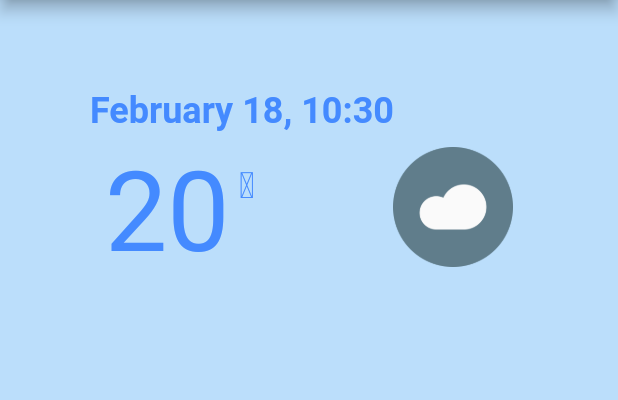
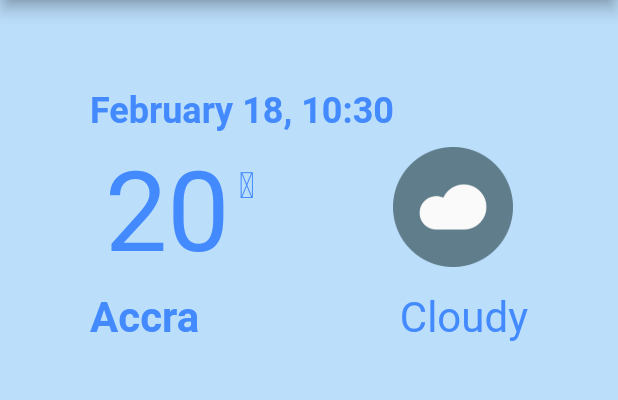
Before and after one commit to maxgdev/weather_app, a Flutter app: the screen it shows after launch, on a phone screen of 412 x 824 dp, the part 84-484 px from its top. Run offline on Flutter 3.47's test engine with Material 2 defaults, Android fonts, the phone set to English and light mode, and no system bars.

Commit message:
Extracted Widgets to seperate file weather.dart

```diff
--- a/lib/main.dart
+++ b/lib/main.dart
@@ -1,6 +1,6 @@
 import 'package:flutter/material.dart';
-import 'package:intl/intl.dart';
-
+// import 'package:intl/intl.dart';
+import './weather.dart';
 void main() {
   runApp(MyApp());
 }
@@ -42,48 +42,10 @@ class _MyHomePageState extends State<MyHomePage> {
             crossAxisAlignment: CrossAxisAlignment.start,
             children: [
               dateWidget,
-              temperatureWidget
+              temperatureWidget,
+              descriptionWidget
             ],
           ),
         ));
   }
 }
-
-// Widgets - export to seperate file
-Widget dateWidget = Container(
-  child: Text(
-    DateFormat('MMMM d, H:mm').format(DateTime.now()),
-    style: TextStyle(
-        color: Colors.blueAccent, fontWeight: FontWeight.bold, fontSize: 24),
-  ),
-);
-
-Widget temperatureWidget = Container(
-  padding: EdgeInsets.symmetric(vertical: 10, horizontal: 10),
-  child: Row(
-    crossAxisAlignment: CrossAxisAlignment.start,
-    children: [
-      Text('20', // temperature
-      style: TextStyle(fontSize: 74,color: Colors.blueAccent),),
-      // Text('\u2103',style: TextStyle(fontSize: 74,color: Colors.blueAccent)),
-      Expanded(
-            child: Container(
-              padding: EdgeInsets.only(
-                top: 12.0,
-              ),
-              margin: EdgeInsets.only(
-                left: 6.0,
-              ),
-              child: Text(
-                '\u2103', // celsius unicode
-                style: TextStyle(
-                  fontSize: 24.0,
-                  color: Colors.blueAccent
-                ),
-              ),
-            ),
-          ),
-      Image.asset('images/cloudy.png', width: 80, height: 80, fit: BoxFit.cover,)
-    ],
-  ),
-);
--- a/lib/weather.dart
+++ b/lib/weather.dart
@@ -0,0 +1,66 @@
+// Widgets file
+import 'package:flutter/material.dart';
+import 'package:intl/intl.dart';
+
+Widget dateWidget = Container(
+  child: Text(
+    DateFormat('MMMM d, H:mm').format(DateTime.now()),
+    style: TextStyle(
+        color: Colors.blueAccent, fontWeight: FontWeight.bold, fontSize: 24),
+  ),
+);
+
+Widget temperatureWidget = Container(
+  padding: EdgeInsets.symmetric(vertical: 10, horizontal: 10),
+  child: Row(
+    crossAxisAlignment: CrossAxisAlignment.start,
+    children: [
+      Text('20', // temperature
+      style: TextStyle(fontSize: 74,color: Colors.blueAccent),),
+      Expanded(
+            child: Container(
+              padding: EdgeInsets.only(
+                top: 12.0,
+              ),
+              margin: EdgeInsets.only(
+                left: 6.0,
+              ),
+              child: Text(
+                '\u2103', // celsius unicode
+                style: TextStyle(
+                  fontSize: 24.0,
+                  color: Colors.blueAccent
+                ),
+              ),
+            ),
+          ),
+      Image.asset('images/cloudy.png',
+      width: 80,
+      height: 80,
+      fit: BoxFit.cover,
+      )
+    ],
+  ),
+);
+
+    Widget descriptionWidget = Container(
+      child: Row(
+        mainAxisAlignment: MainAxisAlignment.spaceBetween,
+        crossAxisAlignment: CrossAxisAlignment.start,
+        children: [
+          Text('Accra',
+            style: TextStyle(
+              fontSize: 28.0,
+              fontWeight: FontWeight.bold,
+              color: Colors.blueAccent,
+            ),
+          ),
+          Text('Cloudy',
+            style: TextStyle(
+              fontSize: 28.0,
+              color: Colors.blueAccent,
+            ),
+          )
+        ],
+      ),
+    );
```
